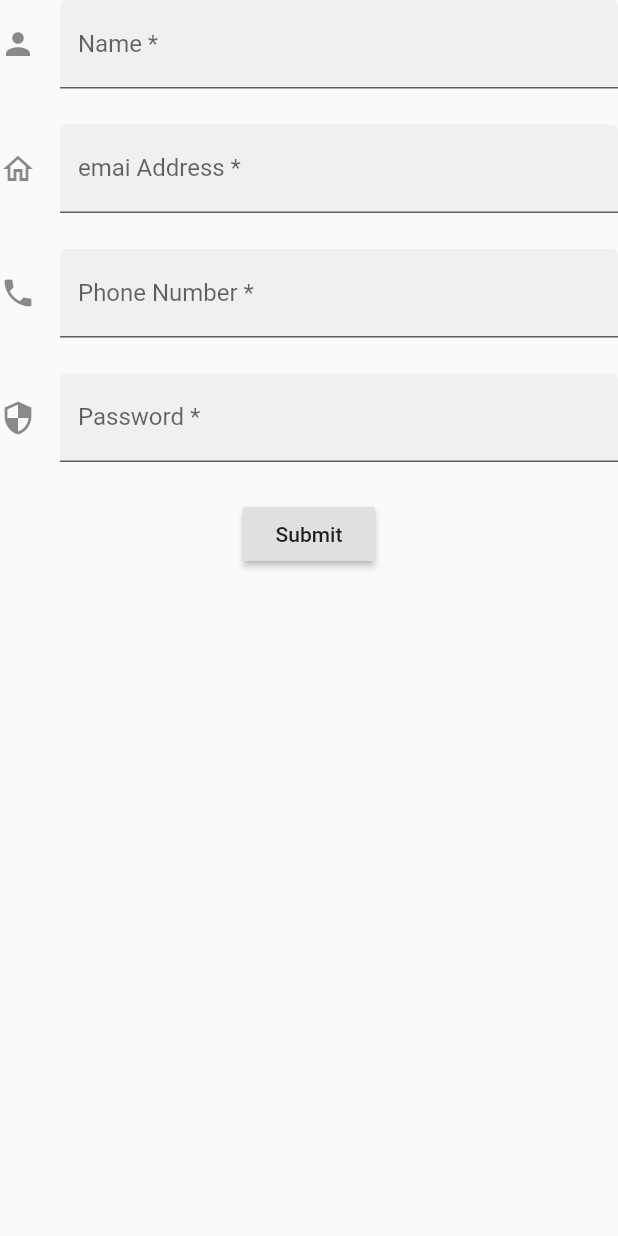
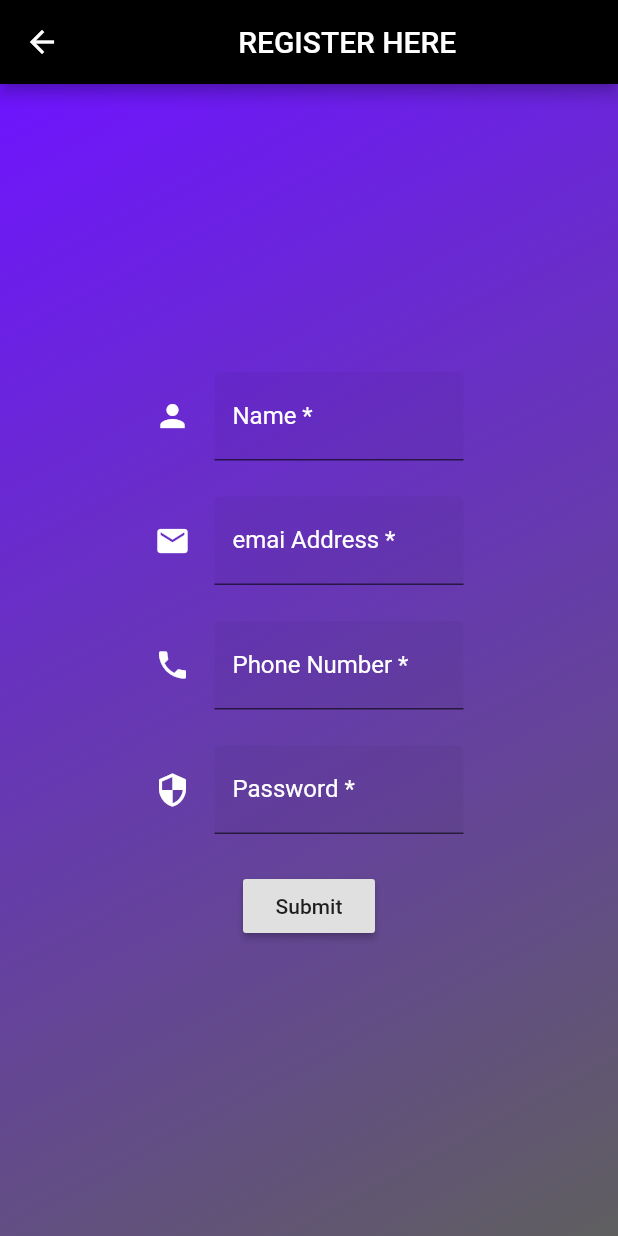
Before and after one commit to harsh-8989/Software-Eng.-project, a Flutter app: the Register screen opened directly, on a phone screen of 412 x 824 dp. Run offline on Flutter 3.47's test engine with Material 2 defaults, Android fonts, the phone set to English and light mode, and no system bars; our stand-ins replace cloud_firestore, firebase_auth; accounts and stored records are empty.

Commit message:
Update registration.dart

```diff
--- a/swe_flutter/flu/lib/registration.dart
+++ b/swe_flutter/flu/lib/registration.dart
@@ -33,7 +33,37 @@ class _RegisterState extends State<Register> {
   String phonenumber='';
   Widget build(BuildContext context) {
     return Scaffold(
-      body: Column(
+      appBar: AppBar(
+        backgroundColor: Colors.black,
+        title: Center(child: Text("REGISTER HERE ")),
+      ),
+      body: Stack(
+          children: [
+      Container(
+      decoration: BoxDecoration(
+      gradient: LinearGradient(
+          begin: Alignment.topLeft,
+          end: Alignment.bottomRight,
+          colors: <Color>[
+            Color(0xFF6E14FF),
+            Color(0xFF5F5F5F)
+          ])
+    ),
+    ),
+      Column(
+        children: [
+
+          Expanded(
+
+            child: Container(),),
+          Expanded(
+            flex: 2,
+            child: Row(
+              children: [
+                Expanded(child: Container()),
+                Expanded(
+                  flex: 2,
+                  child: Column(
                     children: [
                       TextFormField(
                         textCapitalization: TextCapitalization.words,
@@ -41,9 +71,15 @@ class _RegisterState extends State<Register> {
                         decoration: const InputDecoration(
                           border: UnderlineInputBorder(),
                           filled: true,
-              icon: Icon(Icons.person),
+                          icon: Icon(Icons.person,
+                            color: Colors.white,
+
+                          ),
+
                           hintText: 'What do people call you?',
+                          hintStyle: TextStyle( color: Colors.white),
                           labelText: 'Name *',
+                          labelStyle: TextStyle( color: Colors.white),
                         ),
                         onSaved: (String value) {
                           username=value;
@@ -60,9 +96,12 @@ class _RegisterState extends State<Register> {
                         decoration: const InputDecoration(
                           border: UnderlineInputBorder(),
                           filled: true,
-              icon: Icon(Icons.home_outlined),
-              hintText: 'What do people call you?',
+                          icon: Icon(Icons.email,
+                            color: Colors.white,),
+                          hintText: 'Enter your Email?',
+                          hintStyle: TextStyle( color: Colors.white),
                           labelText: 'emai Address *',
+                          labelStyle: TextStyle( color: Colors.white),
                         ),
                         onSaved: (String value) {
                           email=value;
@@ -79,9 +118,12 @@ class _RegisterState extends State<Register> {
                         decoration: const InputDecoration(
                           border: UnderlineInputBorder(),
                           filled: true,
-              icon: Icon(Icons.phone),
+                          icon: Icon(Icons.phone,
+                            color: Colors.white,),
                           hintText: 'Where can we reach you?',
+                          hintStyle: TextStyle( color: Colors.white),
                           labelText: 'Phone Number *',
+                          labelStyle: TextStyle( color: Colors.white),
                           prefixText: '+91',
                         ),
                         keyboardType: TextInputType.phone,
@@ -100,9 +142,12 @@ class _RegisterState extends State<Register> {
                         decoration: const InputDecoration(
                           border: UnderlineInputBorder(),
                           filled: true,
-              icon: Icon(Icons.security),
+                          icon: Icon(Icons.security,
+                            color: Colors.white,),
                           hintText: 'Where can we reach you?',
+                          hintStyle: TextStyle( color: Colors.white),
                           labelText: 'Password *',
+                          labelStyle: TextStyle( color: Colors.white),
                         ),
                         keyboardType: TextInputType.phone,
                         onSaved: (String value) {
@@ -146,6 +191,19 @@ class _RegisterState extends State<Register> {
                       ),
                     ],
                   ),
+                ),
+                Expanded(child: Container()),
+              ],
+            ),
+          ),
+          Expanded(
+            child: Container(),),
+        ],
+
+      ),
+    ],
+          ),
     );
+
   }
 }
```
Lines whose indentation alone changed are shown as unchanged.
